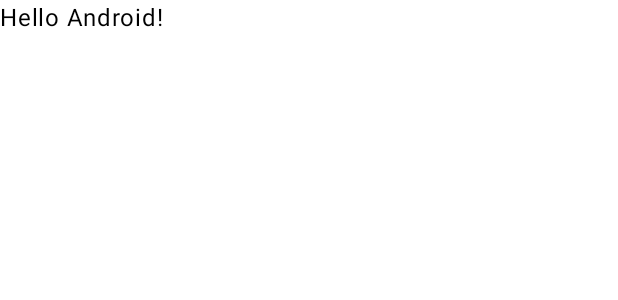
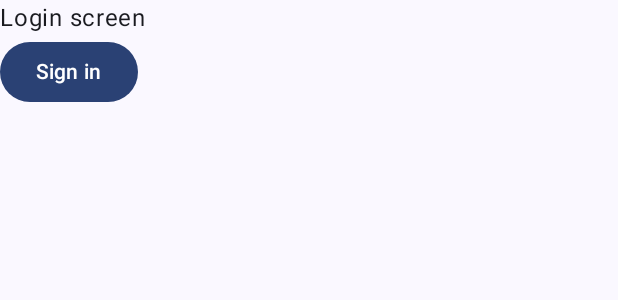
Before and after one commit to tungnk123/Zark, an Android app built with Jetpack Compose: the @Preview function GreetingPreview, on a phone screen of 412 x 824 dp. Shown: the top 300 px of the screen. Run offline under Robolectric (Android 15) with nearby library versions, the phone set to English and light mode, and no system bars; our stand-ins replace Dagger/Hilt's generated code.

Commit message:
Setup navigation logic and add signin, login screens

```diff
--- a/app/src/main/java/com/tungnk123/zark/MainActivity.kt
+++ b/app/src/main/java/com/tungnk123/zark/MainActivity.kt
@@ -4,44 +4,29 @@ import android.os.Bundle
 import androidx.activity.ComponentActivity
 import androidx.activity.compose.setContent
 import androidx.activity.enableEdgeToEdge
-import androidx.compose.foundation.layout.fillMaxSize
-import androidx.compose.foundation.layout.padding
-import androidx.compose.material3.Scaffold
-import androidx.compose.material3.Text
 import androidx.compose.runtime.Composable
-import androidx.compose.ui.Modifier
 import androidx.compose.ui.tooling.preview.Preview
+import com.tungnk123.zark.ui.ZarkApp
 import com.tungnk123.zark.ui.theme.ZarkTheme
+import dagger.hilt.android.AndroidEntryPoint
 
+@AndroidEntryPoint
 class MainActivity : ComponentActivity() {
     override fun onCreate(savedInstanceState: Bundle?) {
         super.onCreate(savedInstanceState)
         enableEdgeToEdge()
         setContent {
             ZarkTheme {
-                Scaffold(modifier = Modifier.fillMaxSize()) { innerPadding ->
-                    Greeting(
-                        name = "Android",
-                        modifier = Modifier.padding(innerPadding)
-                    )
-                }
+                ZarkApp()
             }
         }
     }
-}
-
-@Composable
-fun Greeting(name: String, modifier: Modifier = Modifier) {
-    Text(
-        text = "Hello $name!",
-        modifier = modifier
-    )
 }
 
 @Preview(showBackground = true)
 @Composable
 fun GreetingPreview() {
     ZarkTheme {
-        Greeting("Android")
+        ZarkApp()
     }
 }
--- /dev/null
+++ b/app/src/main/java/com/tungnk123/zark/ui/MainViewModel.kt
@@ -0,0 +1,9 @@
+package com.tungnk123.zark.ui
+
+import androidx.lifecycle.ViewModel
+import dagger.hilt.android.lifecycle.HiltViewModel
+import javax.inject.Inject
+
+@HiltViewModel
+class MainViewModel @Inject constructor() : ViewModel() {
+}
--- /dev/null
+++ b/app/src/main/java/com/tungnk123/zark/ui/ZarkApp.kt
@@ -0,0 +1,31 @@
+package com.tungnk123.zark.ui
+
+import androidx.compose.foundation.background
+import androidx.compose.foundation.layout.fillMaxSize
+import androidx.compose.foundation.layout.padding
+import androidx.compose.material3.MaterialTheme
+import androidx.compose.material3.Scaffold
+import androidx.compose.runtime.Composable
+import androidx.compose.ui.Modifier
+import androidx.hilt.navigation.compose.hiltViewModel
+import androidx.navigation.compose.rememberNavController
+import com.tungnk123.zark.ui.navigation.AppNavHost
+
+@Composable
+fun ZarkApp(
+    modifier: Modifier = Modifier,
+    viewModel: MainViewModel = hiltViewModel(),
+) {
+    val navController = rememberNavController()
+
+    Scaffold(
+        modifier = modifier
+            .fillMaxSize()
+            .background(MaterialTheme.colorScheme.surface),
+        topBar = {},
+        bottomBar = {}) { contentPaddings ->
+        AppNavHost(
+            navController = navController, modifier = Modifier.padding(contentPaddings)
+        )
+    }
+}
--- /dev/null
+++ b/app/src/main/java/com/tungnk123/zark/ui/login/LoginScreen.kt
@@ -0,0 +1,34 @@
+package com.tungnk123.zark.ui.login
+
+import androidx.compose.foundation.layout.Column
+import androidx.compose.foundation.layout.padding
+import androidx.compose.material3.Button
+import androidx.compose.material3.Scaffold
+import androidx.compose.material3.Text
+import androidx.compose.runtime.Composable
+import androidx.compose.ui.Modifier
+import androidx.hilt.navigation.compose.hiltViewModel
+import androidx.navigation.NavController
+import com.tungnk123.zark.ui.navigation.NavigationBarMetadataItem
+
+@Composable
+fun LoginScreen(
+    navController: NavController,
+    modifier: Modifier = Modifier,
+    loginViewModel: LoginViewModel = hiltViewModel()
+) {
+    Scaffold(
+        modifier = modifier
+    ) { contentPaddings ->
+        Column(
+            modifier = Modifier.padding(contentPaddings)
+        ) {
+            Text(text = "Login screen")
+            Button(onClick = {
+                navController.navigate(NavigationBarMetadataItem.Signin.route.route)
+            }) {
+                Text("Sign in")
+            }
+        }
+    }
+}
--- /dev/null
+++ b/app/src/main/java/com/tungnk123/zark/ui/login/LoginViewModel.kt
@@ -0,0 +1,8 @@
+package com.tungnk123.zark.ui.login
+
+import androidx.lifecycle.ViewModel
+import dagger.hilt.android.lifecycle.HiltViewModel
+import javax.inject.Inject
+
+@HiltViewModel
+class LoginViewModel @Inject constructor() : ViewModel() {}
--- /dev/null
+++ b/app/src/main/java/com/tungnk123/zark/ui/navigation/AppNavHost.kt
@@ -0,0 +1,32 @@
+package com.tungnk123.zark.ui.navigation
+
+import androidx.compose.runtime.Composable
+import androidx.compose.ui.Modifier
+import androidx.navigation.NavHostController
+import androidx.navigation.compose.NavHost
+import com.tungnk123.zark.ui.login.LoginScreen
+import com.tungnk123.zark.ui.signin.SigninScreen
+
+@Composable
+fun AppNavHost(
+    navController: NavHostController,
+    modifier: Modifier = Modifier,
+    startDestination: String = NavigationRoute.Login.route
+) {
+    NavHost(
+        navController = navController,
+        startDestination = startDestination,
+        modifier = modifier
+    ) {
+        baseComposable(NavigationBarMetadataItem.Login) {
+            LoginScreen(
+                navController = navController
+            )
+        }
+        baseComposable(NavigationBarMetadataItem.Signin) {
+            SigninScreen(
+                navController = navController
+            )
+        }
+    }
+}
--- /dev/null
+++ b/app/src/main/java/com/tungnk123/zark/ui/navigation/NavigationBuilder.kt
@@ -0,0 +1,70 @@
+package com.tungnk123.zark.ui.navigation
+
+import androidx.compose.animation.AnimatedContentScope
+import androidx.compose.animation.AnimatedContentTransitionScope
+import androidx.compose.runtime.Composable
+import androidx.navigation.NavBackStackEntry
+import androidx.navigation.NavDestination
+import androidx.navigation.NavGraphBuilder
+import androidx.navigation.compose.composable
+import kotlinx.serialization.ExperimentalSerializationApi
+import kotlinx.serialization.serializer
+
+fun NavGraphBuilder.baseComposable(
+    item: NavigationBarMetadataItem,
+    content: @Composable (AnimatedContentScope.(NavBackStackEntry) -> Unit),
+) {
+    composable(
+        route = item.route.route,
+//        popEnterTransition = {
+//            when {
+//                isInitialRoute<NavigationRoute.SearchView>() -> ScaleTransition.scaleUp.enterTransition()
+//                isInitialRoute<NavigationRoute.NowPlayingView>() -> ScaleTransition.scaleUp.enterTransition()
+//                isInitialRoute<NavigationRoute.QueueView>() -> ScaleTransition.scaleUp.enterTransition()
+//                isInitialRoute<NavigationRoute.LyricsView>() -> ScaleTransition.scaleUp.enterTransition()
+//                else -> SlideTransition.slideRight.enterTransition()
+//            }
+//        },
+//        popExitTransition = {
+//            when {
+//                isInitialRoute<NavigationRoute.SearchView>() -> SlideTransition.slideUp.exitTransition()
+//                isInitialRoute<NavigationRoute.NowPlayingView>() -> SlideTransition.slideDown.exitTransition()
+//                isInitialRoute<NavigationRoute.QueueView>() -> SlideTransition.slideDown.exitTransition()
+//                isInitialRoute<NavigationRoute.LyricsView>() -> SlideTransition.slideDown.exitTransition()
+//                else -> SlideTransition.slideRight.exitTransition()
+//            }
+//        },
+//        enterTransition = {
+//            when {
+//                isTargetRoute<NavigationRoute.SearchView>() -> SlideTransition.slideDown.enterTransition()
+//                isTargetRoute<NavigationRoute.NowPlayingView>() -> SlideTransition.slideUp.enterTransition()
+//                isTargetRoute<NavigationRoute.QueueView>() -> SlideTransition.slideUp.enterTransition()
+//                isTargetRoute<NavigationRoute.LyricsView>() -> SlideTransition.slideUp.enterTransition()
+//                else -> SlideTransition.slideLeft.enterTransition()
+//            }
+//        },
+//        exitTransition = {
+//            when {
+//                isTargetRoute<NavigationRoute.SearchView>() -> ScaleTransition.scaleDown.exitTransition()
+//                isTargetRoute<NavigationRoute.NowPlayingView>() -> ScaleTransition.scaleDown.exitTransition()
+//                isTargetRoute<NavigationRoute.QueueView>() -> ScaleTransition.scaleDown.exitTransition()
+//                isTargetRoute<NavigationRoute.LyricsView>() -> ScaleTransition.scaleDown.exitTransition()
+//                else -> SlideTransition.slideLeft.exitTransition()
+//            }
+//        }
+    ) { backStackEntry ->
+        content(backStackEntry)
+    }
+}
+
+@OptIn(ExperimentalSerializationApi::class)
+private inline fun <reified T> NavDestination.isRoute() =
+    route?.contains(serializer<T>().descriptor.serialName) == true
+
+@OptIn(ExperimentalSerializationApi::class)
+private inline fun <reified T> AnimatedContentTransitionScope<NavBackStackEntry>.isInitialRoute() =
+    initialState.destination.isRoute<T>()
+
+@OptIn(ExperimentalSerializationApi::class)
+private inline fun <reified T> AnimatedContentTransitionScope<NavBackStackEntry>.isTargetRoute() =
+    targetState.destination.isRoute<T>()
--- /dev/null
+++ b/app/src/main/java/com/tungnk123/zark/ui/navigation/NavigationRoute.kt
@@ -0,0 +1,6 @@
+package com.tungnk123.zark.ui.navigation
+
+sealed class NavigationRoute(val route: String, val name: String = "") {
+    data object Login : NavigationRoute("log_in", "Log in")
+    data object Signin : NavigationRoute("sign_in", "Sign in")
+}
--- a/app/src/main/res/values/strings.xml
+++ b/app/src/main/res/values/strings.xml
@@ -1,3 +1,5 @@
 <resources>
     <string name="app_name">zark</string>
+    <string name="login">Login</string>
+    <string name="signin">Signin</string>
 </resources>
```
Also changed, not shown: app/src/main/java/com/tungnk123/zark/ui/navigation/NavigationBar.kt (added, +73 -0 lines), app/src/main/java/com/tungnk123/zark/ui/navigation/NavigationBarMetadataItem.kt (added, +29 -0 lines), app/src/main/java/com/tungnk123/zark/ui/signin/SigninScreen.kt (added, +35 -0 lines), app/src/main/java/com/tungnk123/zark/ui/signin/SigninViewModel.kt (added, +8 -0 lines).
